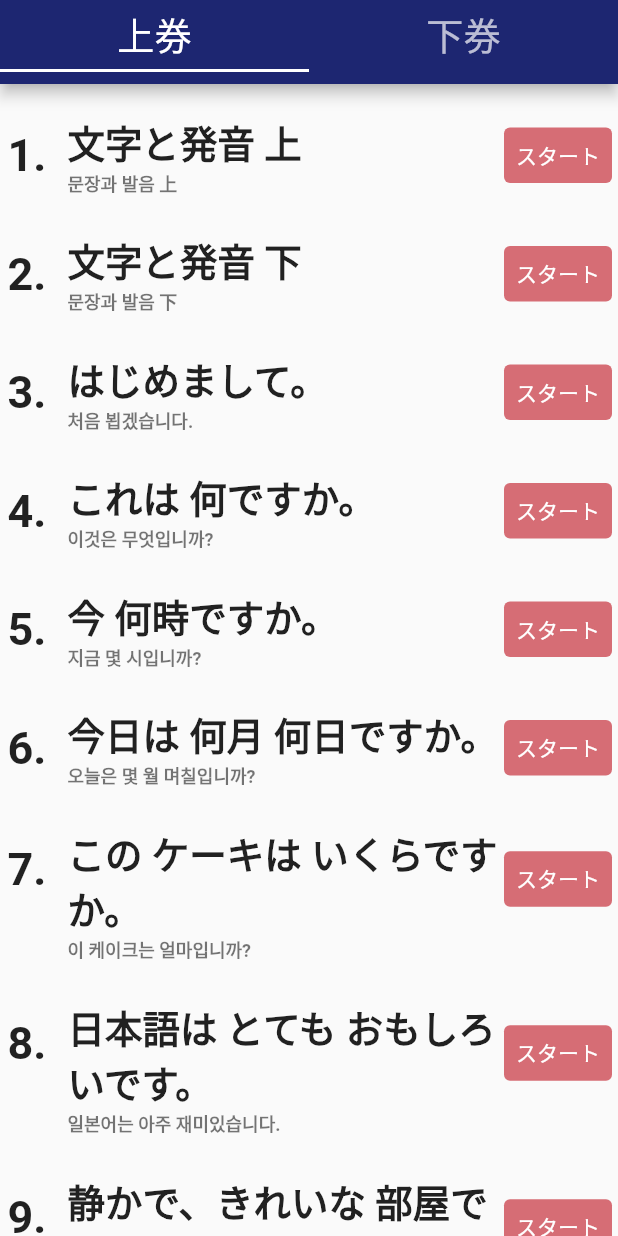
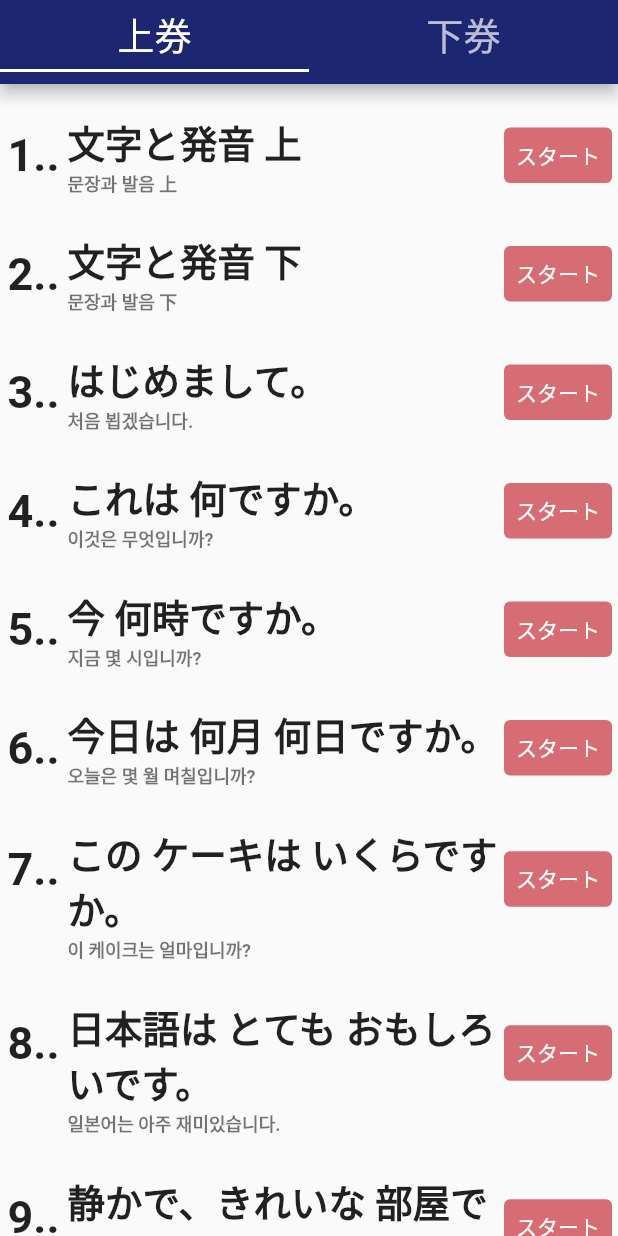
Before and after one commit to ordem-yoo/tango, a Flutter app: the screen it shows after launch, after a tap on "単語暗記", on a phone screen of 412 x 824 dp. Run offline on Flutter 3.47's test engine with Material 2 defaults, Android fonts, the phone set to English and light mode, and no system bars; Roboto replaces fonts that are missing (ZenKakuGothicAntique).

Commit message:
edit booklist and unitlist

```diff
--- a/lib/Widgets/unitlist.dart
+++ b/lib/Widgets/unitlist.dart
@@ -4,20 +4,20 @@
 import 'package:flutter/material.dart';
 
 // Screen
-import '../Screen/booklist.dart';
 import '../Screen/tangoscreen.dart';
 
 // Constants
 import '../constants.dart';
 
-Widget UnitList(String number, title, subtitle, dynamic contexts) {
+Widget UnitList(String indexNumber, title, subtitle, dynamic contexts) {
+  indexNumber;
   return Padding(
     padding: EdgeInsets.fromLTRB(4.0, 16.0, 4.0, 0),
     child: ListTile(
       dense: true,
       horizontalTitleGap: 0.0,
       contentPadding: EdgeInsets.only(left: 1.0),
-      leading: Text(number, style: listNum),
+      leading: Text('$indexNumber' '.', style: listNum),
       title: Text(title, style: listJp),
       subtitle: Text(
         subtitle,
@@ -31,7 +31,7 @@ Widget UnitList(String number, title, subtitle, dynamic contexts) {
           child: Text('スタート'),
           onPressed: () {
             Navigator.push(contexts, MaterialPageRoute(builder: (contexts) {
-              return TangoScreen();
+              return TangoScreen(indexNumber);
             }));
           }),
     ),
```
Also changed, not shown: lib/Screen/tangoscreen.dart (+6 -3 lines).
